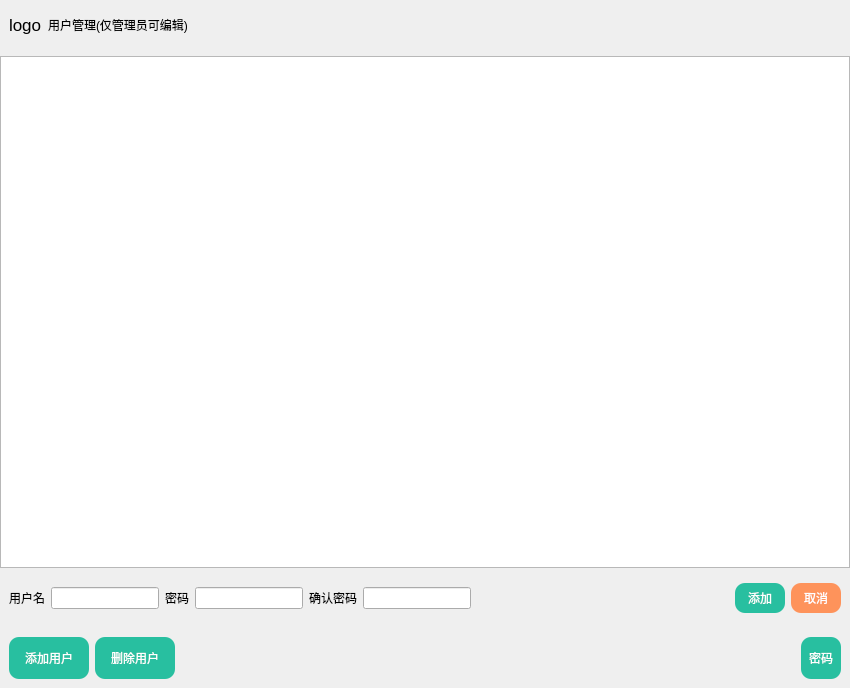
First picture: the form in page_super.ui, repository CodePupil-min/eems, before the edit.
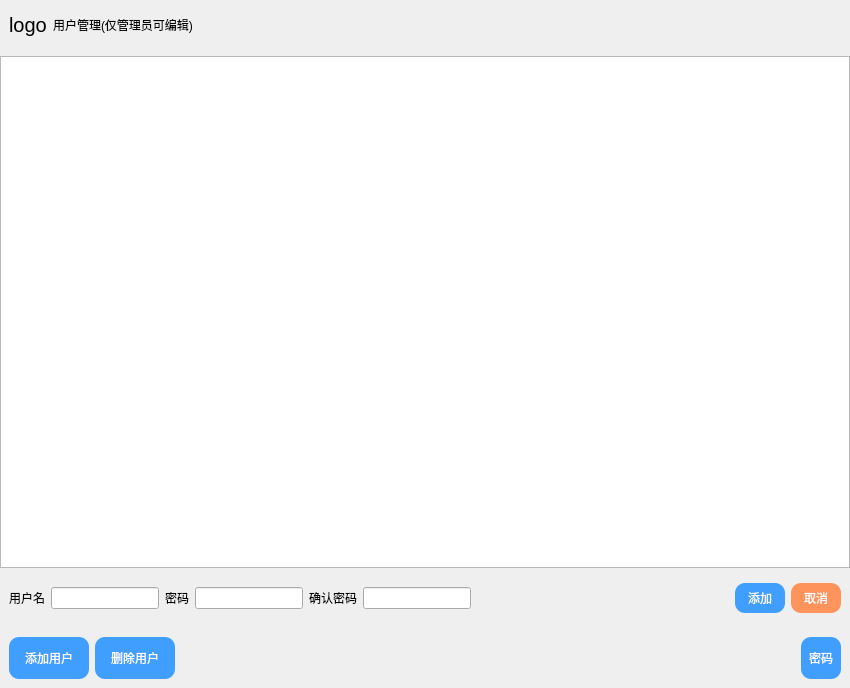
Second picture: the form after the edit.

```diff
--- a/page_super.ui
+++ b/page_super.ui
@@ -17,7 +17,7 @@
    <string notr="true">QPushButton{
 border:none;
 border-radius:10px;
-background-color:#28BFA0;
+background-color:#409EFF;
 color:white;
 }
 QPushButton:hover{
@@ -214,7 +214,7 @@
          </sizepolicy>
         </property>
         <property name="styleSheet">
-         <string notr="true">font:13pt;</string>
+         <string notr="true">font:15pt;</string>
         </property>
         <property name="text">
          <string>logo</string>
```
Left out of the diff: 6 changed lines with no effect on the pictures.
